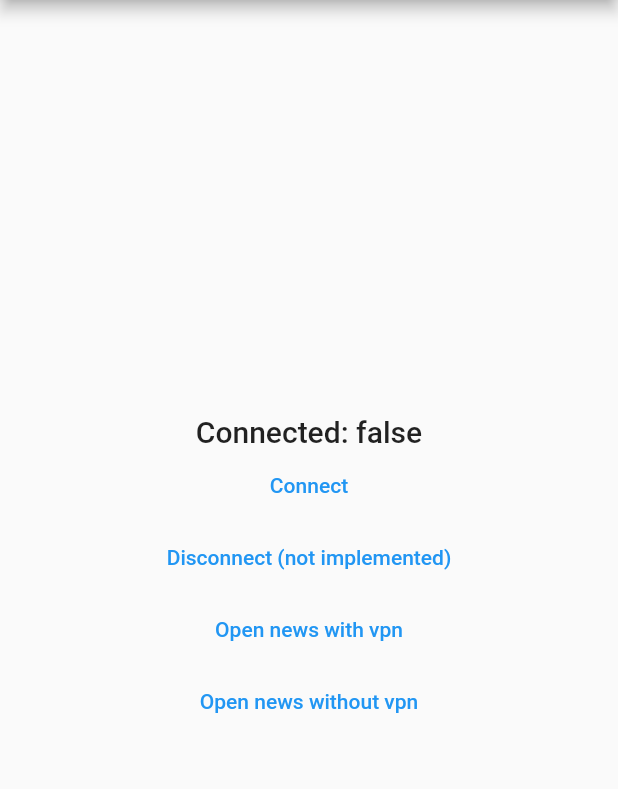
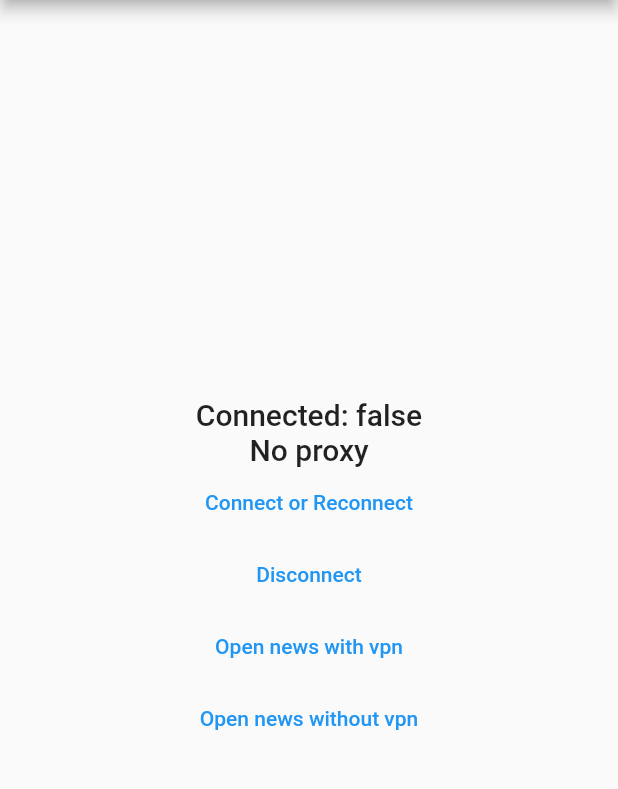
Before and after one commit to nandodev-net/mobile-news-player-dart, a Flutter app: the screen it shows after launch, on a phone screen of 412 x 824 dp, the part 84-873 px from its top. Run offline on Flutter 3.47's test engine with Material 2 defaults, Android fonts, the phone set to English and light mode, and no system bars.

Commit message:
Implementing disconnection and showing proxy on UI

```diff
--- a/lib/homepage.dart
+++ b/lib/homepage.dart
@@ -2,11 +2,11 @@ import 'dart:async';
 import 'package:flutter/material.dart';
 import 'package:flutter/services.dart';
 import 'package:noticias_sin_filtro/webview_wrapper.dart';
-//import 'package:noticias_sin_filtro/native_webview.dart';
 
+
+// TODO: convertir esto en "Connection Handler"
 class HomePage extends StatefulWidget {
   const HomePage({Key? key, required this.title}) : super(key: key);
-
   final String title;
 
   @override
@@ -16,8 +16,8 @@ class HomePage extends StatefulWidget {
 class HomePageState extends State<HomePage> {
   bool _connected = false;
   final _key = UniqueKey();
-  var _url = "https://whatismyipaddress.com/";
-  var _proxyPort;
+  var _url = "https://whatismyipaddress.com/";//TODO: array de URLs
+  var _proxyPort = null;
 
   final MethodChannel _VPNconnectionMethodChannel  = MethodChannel("noticias_sin_filtro/vpn_connection");
 
@@ -27,29 +27,35 @@ class HomePageState extends State<HomePage> {
     return proxyPort;
   }
 
-  /* final Completer<WebViewController> _controller =
-  Completer<WebViewController>();*/
-
   @override
   void initState() {
     super.initState();
-    // if (Platform.isAndroid) {
-    //   WebView.platform = SurfaceAndroidWebView();
-    // }
+    _connect();
   }
 
   void _connect() async {
-    _proxyPort = await connectWithVPN();
-    print("_proxyPort $_proxyPort");
+    var _port = await connectWithVPN();
+
     setState(() {
-      _connected = true ;
+      _proxyPort = _port;
     });
+
+    setState(() {
+      _connected = true;
+    });
+
   }
 
-  void _disconnect() async{
-    // setState(() {
-    //   _connected = false ;
-    // });
+   void _disconnect() async{
+    String result = await _VPNconnectionMethodChannel.invokeMethod("disconnect");
+
+    setState(() {
+      _proxyPort = null;
+    });
+
+    setState(() {
+      _connected = false;
+    });
   }
 
   void _navigateVPN() {
@@ -81,13 +87,21 @@ class HomePageState extends State<HomePage> {
                 'Connected: $_connected',
                 style: Theme.of(context).textTheme.headline6
             ),
+            Text((() {
+              if(_proxyPort == null) {
+                return "No proxy";
+              }
+              return 'ProxyPort $_proxyPort';
+              })(),
+              style: Theme.of(context).textTheme.headline6
+            ),
             TextButton(
               onPressed:_connect,
-              child: const Text('Connect'),
+              child: const Text('Connect or Reconnect'),
             ),
             TextButton(
               onPressed:_disconnect,
-              child: const Text('Disconnect (not implemented)'),
+              child: const Text('Disconnect'),
             ),
             TextButton(
               onPressed:_navigateVPN,
```
Also changed, not shown: 1 other file.
